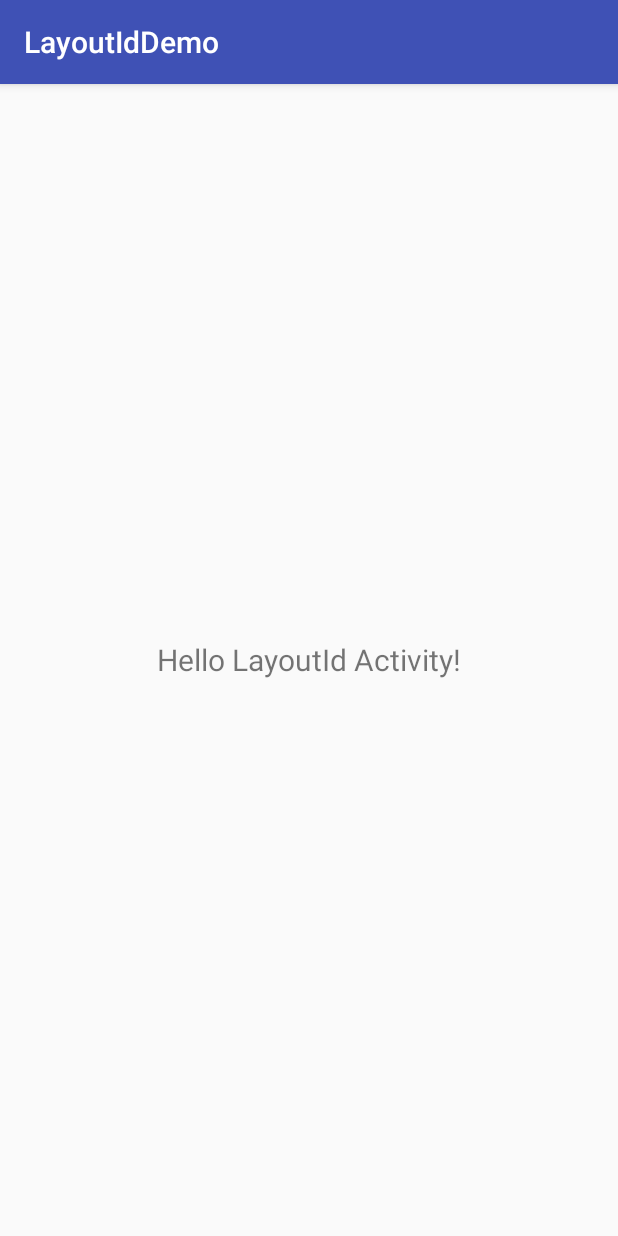
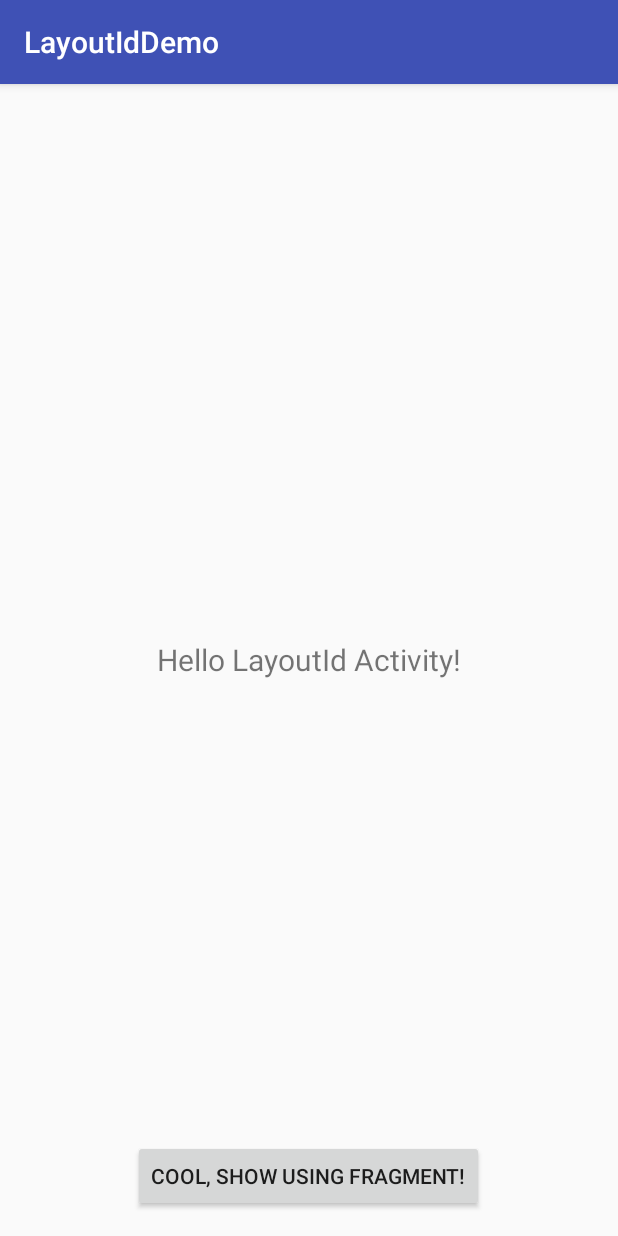
Before and after one commit to jgabrielfreitas/InjectLayout, an Android app: the screen it shows after launch (MainActivity), on a phone screen of 412 x 824 dp. Run offline under Robolectric (Android 15) with nearby library versions, the phone set to English and light mode, and no system bars.

Commit message:
LayoutId working in fragments

```diff
--- a/app/src/main/AndroidManifest.xml
+++ b/app/src/main/AndroidManifest.xml
@@ -15,6 +15,8 @@
                 <category android:name="android.intent.category.LAUNCHER" />
             </intent-filter>
         </activity>
+
+        <activity android:name=".ShowFragmentExampleActivity" />
     </application>
 
 </manifest>
--- a/app/src/main/java/com/jgabrielfreitas/layoutid/demo/MainActivity.java
+++ b/app/src/main/java/com/jgabrielfreitas/layoutid/demo/MainActivity.java
@@ -1,10 +1,28 @@
 package com.jgabrielfreitas.layoutid.demo;
+
+import android.content.Intent;
+import android.os.Bundle;
+import android.support.annotation.Nullable;
+import android.view.View;
+import android.widget.Button;
 
 import com.jgabrielfreitas.layoutid.annotations.LayoutId;
 import com.jgabrielfreitas.layoutid.activity.LayoutIdBaseActivity;
 
 @LayoutId(layout = R.layout.activity_main)
-public class MainActivity extends LayoutIdBaseActivity {
+public class MainActivity extends LayoutIdBaseActivity implements View.OnClickListener {
 
+    Button showUsingFragmentButton;
 
+    protected void onCreate(Bundle savedInstanceState) {
+        super.onCreate(savedInstanceState);
+
+        showUsingFragmentButton = (Button) findViewById(R.id.showUsingFragmentButton);
+        showUsingFragmentButton.setOnClickListener(this);
+    }
+
+    public void onClick(View v) {
+        Intent intent = new Intent(this, ShowFragmentExampleActivity.class);
+        startActivity(intent);
+    }
 }
--- a/app/src/main/res/layout/activity_main.xml
+++ b/app/src/main/res/layout/activity_main.xml
@@ -16,4 +16,13 @@
         android:text="Hello LayoutId Activity!"
         android:layout_centerVertical="true"
         android:layout_centerHorizontal="true" />
+
+    <Button
+        android:layout_width="wrap_content"
+        android:layout_height="wrap_content"
+        android:text="Cool, show using fragment!"
+        android:id="@+id/showUsingFragmentButton"
+        android:layout_alignParentBottom="true"
+        android:layout_centerHorizontal="true" />
+
 </RelativeLayout>
--- a/build.gradle
+++ b/build.gradle
@@ -6,6 +6,7 @@ buildscript {
     }
     dependencies {
         classpath 'com.android.tools.build:gradle:2.0.0'
+        classpath 'com.github.dcendents:android-maven-gradle-plugin:1.3'
 
         // NOTE: Do not place your application dependencies here; they belong
         // in the individual module build.gradle files
--- a/core/build.gradle
+++ b/core/build.gradle
@@ -1,4 +1,10 @@
 apply plugin: 'com.android.library'
+apply plugin: 'com.github.dcendents.android-maven'
+
+group='com.github.jgabrielfreitas'
+
+version = '1.0.0'
+
 
 android {
     compileSdkVersion 23
```
Also changed, not shown: app/src/main/java/com/jgabrielfreitas/layoutid/demo/ShowFragmentExampleActivity.java (added, +11 -0 lines), app/src/main/java/com/jgabrielfreitas/layoutid/demo/fragments/HelloFragment.java (added, +12 -0 lines), app/src/main/res/layout/activity_show_fragment_example.xml (added, +11 -0 lines), app/src/main/res/layout/fragment_hello_fragment.xml (added, +15 -0 lines), core/src/main/java/com/jgabrielfreitas/layoutid/fragments/LayoutIdBaseFragment.java (added, +37 -0 lines), 1 other file.
